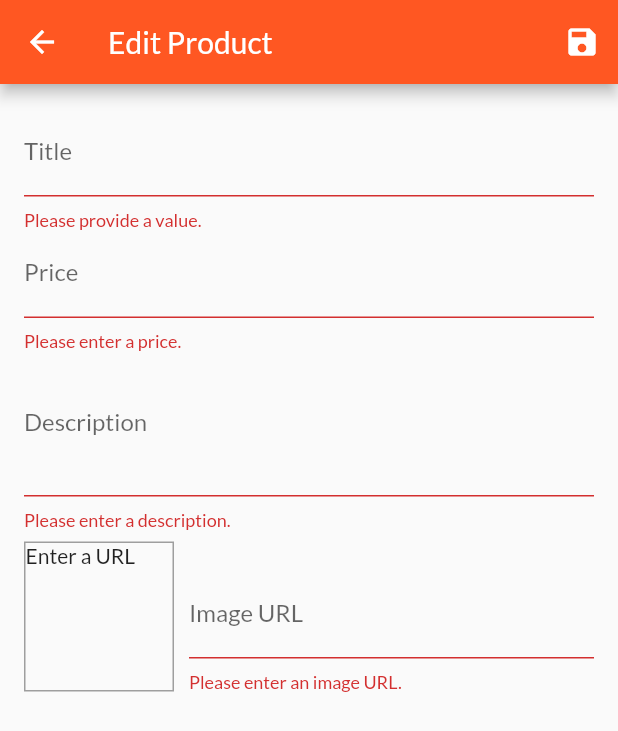
After one commit to Manorama09/Optima, a Flutter app: the EditProductScreen screen opened by its route, after a tap on the "save" icon, on a phone screen of 412 x 824 dp. The commit adds this screen. Shown: the top 731 px of the screen. Run offline on Flutter 3.47's test engine with Material 2 defaults, Android fonts, the phone set to English and light mode, and no system bars; network calls fail.

Commit message:
Add products functionality

```diff
--- a/lib/main.dart
+++ b/lib/main.dart
@@ -7,6 +7,8 @@
 import './providers/cart.dart';
 import './providers/orders.dart';
 import './screens/orders_screen.dart';
+import './screens/user_products_screen.dart';
+import './screens/edit_product_screen.dart';
 
 void main() => runApp(MyApp());
 
@@ -37,6 +39,8 @@
             CartScreen.routeName: (ctx) => CartScreen(),
             ProductDetailScreen.routeName: (ctx) => ProductDetailScreen(),
             OrdersScreen.routeName: (ctx) => OrdersScreen(),
+            UserProductsScreen.routeName: (ctx) => UserProductsScreen(),
+            EditProductScreen.routeName: (ctx)=>EditProductScreen(),
           }),
     );
   }
--- a/lib/providers/products.dart
+++ b/lib/providers/products.dart
@@ -64,8 +64,33 @@
   //   notifyListeners();
   // }
 
-  void addProduct() {
-    // _items.add(value);
+  void addProduct(Product product) {
+    final newProduct =
+    Product(
+      title: product.title,
+      description: product.description,
+      price: product.price,
+      imageUrl: product.imageUrl,
+      id: DateTime.now().toString(),
+      );
+
+     _items.add(newProduct);
+     //_items.insert(0,newProduct);
+    notifyListeners();
+  }
+
+  void updateProduct(String id, Product newProduct){
+    final prodIndex = _items.indexWhere((prod) => prod.id==id);
+    if(prodIndex>=0){
+    _items[prodIndex] = newProduct;
+    notifyListeners();
+    } else {
+        print('....');
+    }
+  }
+
+  void deleteProduct(String id){
+    _items.removeWhere((prod)=>prod.id==id);
     notifyListeners();
   }
 }
--- /dev/null
+++ b/lib/screens/edit_product_screen.dart
@@ -0,0 +1,268 @@
+import 'package:flutter/material.dart';
+import 'package:provider/provider.dart';
+
+import '../providers/product.dart';
+import '../providers/products.dart';
+
+class EditProductScreen extends StatefulWidget {
+  static const routeName = '/edit-product';
+
+  @override
+  _EditProductScreenState createState() => _EditProductScreenState();
+}
+
+class _EditProductScreenState extends State<EditProductScreen> {
+  final _priceFocusNode = FocusNode();
+  final _descriptionFocusNode = FocusNode();
+  final _imageUrlController = TextEditingController();
+  final _imageUrlFocusNode = FocusNode();
+  final _form = GlobalKey<FormState>();
+  var _editedProduct = Product(
+    id: null,
+    title: '',
+    price: 0,
+    description: '',
+    imageUrl: '',
+  );
+  var _initValues = {
+    'title': '',
+    'description': '',
+    'price': '',
+    'imageUrl': '',
+  };
+  var _isInit = true;
+
+  @override
+  void initState() {
+    _imageUrlFocusNode.addListener(_updateImageUrl);
+    super.initState();
+  }
+
+  @override
+  void didChangeDependencies() {
+    if (_isInit) {
+      final productId = ModalRoute.of(context).settings.arguments as String;
+      if (productId != null) {
+        _editedProduct =
+            Provider.of<Products>(context, listen: false).findById(productId);
+        _initValues = {
+          'title': _editedProduct.title,
+          'description': _editedProduct.description,
+          'price': _editedProduct.price.toString(),
+          // 'imageUrl': _editedProduct.imageUrl,
+          'imageUrl': '',
+        };
+        _imageUrlController.text = _editedProduct.imageUrl;
+      }
+    }
+    _isInit = false;
+    super.didChangeDependencies();
+  }
+
+  @override
+  void dispose() {
+    _imageUrlFocusNode.removeListener(_updateImageUrl);
+    _priceFocusNode.dispose();
+    _descriptionFocusNode.dispose();
+    _imageUrlController.dispose();
+    _imageUrlFocusNode.dispose();
+    super.dispose();
+  }
+
+  void _updateImageUrl() {
+    if (!_imageUrlFocusNode.hasFocus) {
+      if ((!_imageUrlController.text.startsWith('http') &&
+              !_imageUrlController.text.startsWith('https')) ||
+          (!_imageUrlController.text.endsWith('.png') &&
+              !_imageUrlController.text.endsWith('.jpg') &&
+              !_imageUrlController.text.endsWith('.jpeg'))) {
+        return;
+      }
+      setState(() {});
+    }
+  }
+
+  void _saveForm() {
+    final isValid = _form.currentState.validate();
+    if (!isValid) {
+      return;
+    }
+    _form.currentState.save();
+    if (_editedProduct.id != null) {
+      Provider.of<Products>(context, listen: false)
+          .updateProduct(_editedProduct.id, _editedProduct);
+    } else {
+      Provider.of<Products>(context, listen: false).addProduct(_editedProduct);
+    }
+    Navigator.of(context).pop();
+  }
+
+  @override
+  Widget build(BuildContext context) {
+    return Scaffold(
+      appBar: AppBar(
+        title: Text('Edit Product'),
+        actions: <Widget>[
+          IconButton(
+            icon: Icon(Icons.save),
+            onPressed: _saveForm,
+          ),
+        ],
+      ),
+      body: Padding(
+        padding: const EdgeInsets.all(16.0),
+        child: Form(
+          key: _form,
+          child: ListView(
+            children: <Widget>[
+              TextFormField(
+                initialValue: _initValues['title'],
+                decoration: InputDecoration(labelText: 'Title'),
+                textInputAction: TextInputAction.next,
+                onFieldSubmitted: (_) {
+                  FocusScope.of(context).requestFocus(_priceFocusNode);
+                },
+                validator: (value) {
+                  if (value.isEmpty) {
+                    return 'Please provide a value.';
+                  }
+                  return null;
+                },
+                onSaved: (value) {
+                  _editedProduct = Product(
+                      title: value,
+                      price: _editedProduct.price,
+                      description: _editedProduct.description,
+                      imageUrl: _editedProduct.imageUrl,
+                      id: _editedProduct.id,
+                      isFavorite: _editedProduct.isFavorite);
+                },
+              ),
+              TextFormField(
+                initialValue: _initValues['price'],
+                decoration: InputDecoration(labelText: 'Price'),
+                textInputAction: TextInputAction.next,
+                keyboardType: TextInputType.number,
+                focusNode: _priceFocusNode,
+                onFieldSubmitted: (_) {
+                  FocusScope.of(context).requestFocus(_descriptionFocusNode);
+                },
+                validator: (value) {
+                  if (value.isEmpty) {
+                    return 'Please enter a price.';
+                  }
+                  if (double.tryParse(value) == null) {
+                    return 'Please enter a valid number.';
+                  }
+                  if (double.parse(value) <= 0) {
+                    return 'Please enter a number greater than zero.';
+                  }
+                  return null;
+                },
+                onSaved: (value) {
+                  _editedProduct = Product(
+                      title: _editedProduct.title,
+                      price: double.parse(value),
+                      description: _editedProduct.description,
+                      imageUrl: _editedProduct.imageUrl,
+                      id: _editedProduct.id,
+                      isFavorite: _editedProduct.isFavorite);
+                },
+              ),
+              TextFormField(
+                initialValue: _initValues['description'],
+                decoration: InputDecoration(labelText: 'Description'),
+                maxLines: 3,
+                keyboardType: TextInputType.multiline,
+                focusNode: _descriptionFocusNode,
+                validator: (value) {
+                  if (value.isEmpty) {
+                    return 'Please enter a description.';
+                  }
+                  if (value.length < 10) {
+                    return 'Should be at least 10 characters long.';
+                  }
+                  return null;
+                },
+                onSaved: (value) {
+                  _editedProduct = Product(
+                    title: _editedProduct.title,
+                    price: _editedProduct.price,
+                    description: value,
+                    imageUrl: _editedProduct.imageUrl,
+                    id: _editedProduct.id,
+                    isFavorite: _editedProduct.isFavorite,
+                  );
+                },
+              ),
+              Row(
+                crossAxisAlignment: CrossAxisAlignment.end,
+                children: <Widget>[
+                  Container(
+                    width: 100,
+                    height: 100,
+                    margin: EdgeInsets.only(
+                      top: 8,
+                      right: 10,
+                    ),
+                    decoration: BoxDecoration(
+                      border: Border.all(
+                        width: 1,
+                        color: Colors.grey,
+                      ),
+                    ),
+                    child: _imageUrlController.text.isEmpty
+                        ? Text('Enter a URL')
+                        : FittedBox(
+                            child: Image.network(
+                              _imageUrlController.text,
+                              fit: BoxFit.cover,
+                            ),
+                          ),
+                  ),
+                  Expanded(
+                    child: TextFormField(
+                      decoration: InputDecoration(labelText: 'Image URL'),
+                      keyboardType: TextInputType.url,
+                      textInputAction: TextInputAction.done,
+                      controller: _imageUrlController,
+                      focusNode: _imageUrlFocusNode,
+                      onFieldSubmitted: (_) {
+                        _saveForm();
+                      },
+                      validator: (value) {
+                        if (value.isEmpty) {
+                          return 'Please enter an image URL.';
+                        }
+                        if (!value.startsWith('http') &&
+                            !value.startsWith('https')) {
+                          return 'Please enter a valid URL.';
+                        }
+                        if (!value.endsWith('.png') &&
+                            !value.endsWith('.jpg') &&
+                            !value.endsWith('.jpeg')) {
+                          return 'Please enter a valid image URL.';
+                        }
+                        return null;
+                      },
+                      onSaved: (value) {
+                        _editedProduct = Product(
+                          title: _editedProduct.title,
+                          price: _editedProduct.price,
+                          description: _editedProduct.description,
+                          imageUrl: value,
+                          id: _editedProduct.id,
+                          isFavorite: _editedProduct.isFavorite,
+                        );
+                      },
+                    ),
+                  ),
+                ],
+              ),
+            ],
+          ),
+        ),
+      ),
+    );
+  }
+}
--- a/lib/widgets/app_drawer.dart
+++ b/lib/widgets/app_drawer.dart
@@ -1,4 +1,5 @@
 import 'package:flutter/material.dart';
+import '../screens/user_products_screen.dart';
 import '../screens/orders_screen.dart';
 
 class AppDrawer extends StatelessWidget {
@@ -32,7 +33,17 @@
           title: Text('Orders'),
           onTap: () {
             Navigator.of(context).pushNamed(OrdersScreen.routeName);
+          }
+          ),
+          Divider(),
+      ListTile(
+          leading: Icon(Icons.edit),
+          title: Text('Manage Products'),
+          onTap: () {
+            Navigator.of(context).pushNamed(UserProductsScreen.routeName);
           }),
-    ]));
+    ]
+    )
+    );
   }
 }
```
Also changed, not shown: lib/screens/user_products_screen.dart (added, +46 -0 lines), lib/widgets/user_product_item.dart (added, +46 -0 lines).
